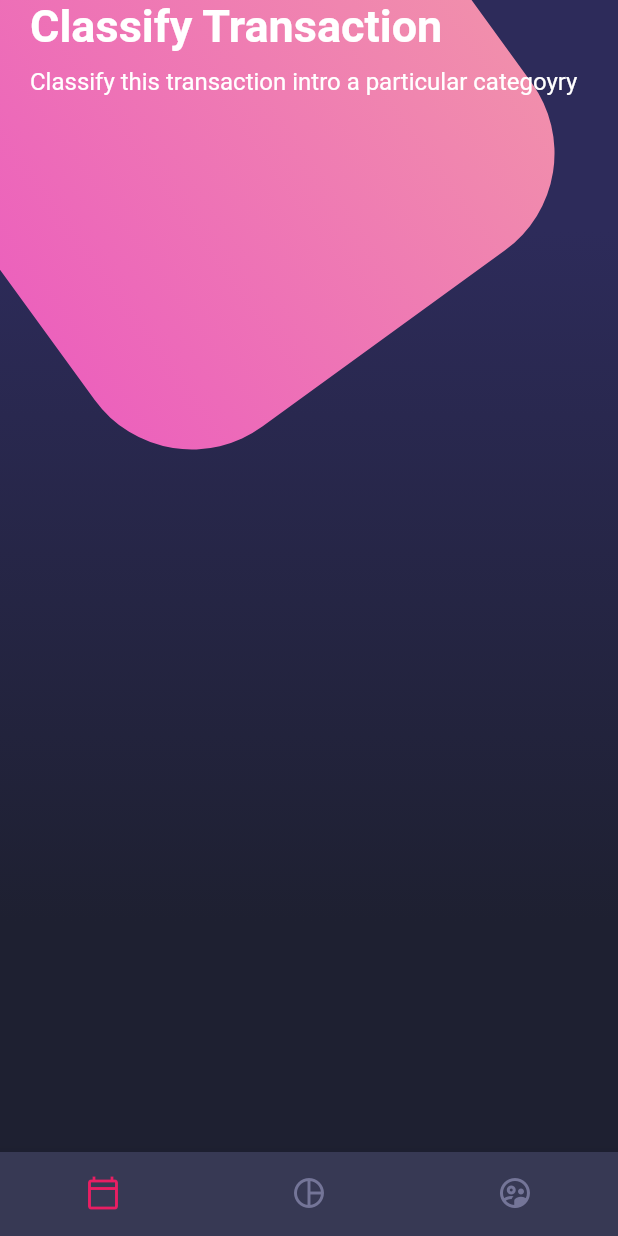
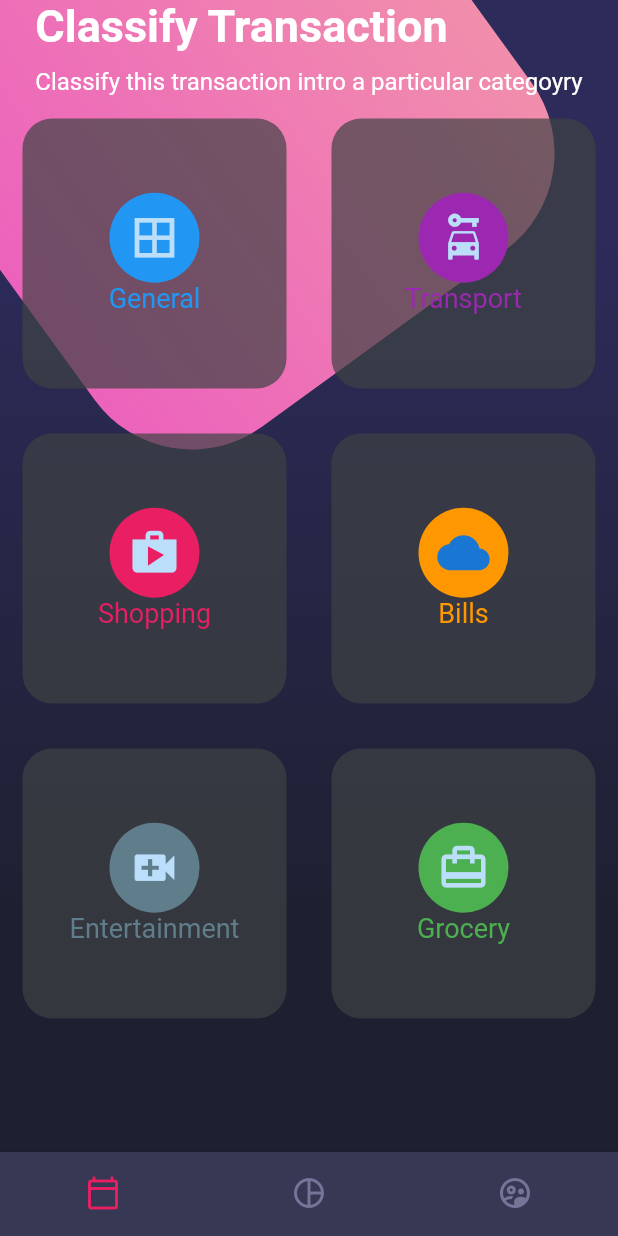
Before and after one commit to aydin-due/designs, a Flutter app: the screen it shows after launch, on a phone screen of 412 x 824 dp. Run offline on Flutter 3.47's test engine with Material 2 defaults, Android fonts, the phone set to English and light mode, and no system bars.

Commit message:
complex design - table & tablerow

```diff
--- a/lib/screens/home_screen.dart
+++ b/lib/screens/home_screen.dart
@@ -1,7 +1,8 @@
 import 'package:flutter/material.dart';
+import 'package:designs/widgets/background.dart';
+import 'package:designs/widgets/card_table.dart';
 import 'package:designs/widgets/custom_bottom_nav.dart';
 import 'package:designs/widgets/page_title.dart';
-import 'package:designs/widgets/background.dart';
 
 class HomeScreen extends StatelessWidget {
   const HomeScreen({Key? key}) : super(key: key);
@@ -26,7 +27,8 @@
     return SingleChildScrollView(
       child: Column(
         children: [
-          PageTitle()
+          PageTitle(),
+          CardTable()
         ],
       ),
     );
--- /dev/null
+++ b/lib/widgets/card_table.dart
@@ -0,0 +1,62 @@
+import 'package:flutter/material.dart';
+
+class CardTable extends StatelessWidget {
+  const CardTable({Key? key}) : super(key: key);
+
+  @override
+  Widget build(BuildContext context) {
+    return Table(
+      //table rows deben tener misma cantidad de hijos
+      children: const [
+       TableRow(children: [
+          _Card(color: Colors.blue, icon: Icons.border_all, text: 'General',),
+          _Card(color: Colors.purple, icon: Icons.car_rental, text: 'Transport',),
+        ]),
+        TableRow(children: [
+          _Card(color: Colors.pink, icon: Icons.shop, text: 'Shopping',),
+          _Card(color: Colors.orange, icon: Icons.cloud, text: 'Bills',),
+        ]),
+        TableRow(children: [
+          _Card(color: Colors.blueGrey, icon: Icons.video_call, text: 'Entertainment',),
+          _Card(color: Colors.green, icon: Icons.card_travel_outlined, text: 'Grocery',),
+        ]),
+      ],
+    );
+  }
+}
+
+class _Card extends StatelessWidget {
+  final IconData icon;
+  final Color color;
+  final String text;
+
+  const _Card({super.key, required this.icon, required this.color, required this.text});
+
+  @override
+  Widget build(BuildContext context) {
+    return Container(
+      margin: EdgeInsets.all(15),
+      height: 180,
+      decoration: BoxDecoration(
+          color: Color.fromRGBO(62, 66, 67, 0.7),
+          borderRadius: BorderRadius.circular(20)),
+      child: Column(
+        mainAxisAlignment: MainAxisAlignment.center,
+        children: [
+          CircleAvatar(
+            backgroundColor: color,
+            radius: 30,
+            child: Icon(
+              icon,
+              size: 35,
+            ),
+          ),
+          Text(
+            text,
+            style: TextStyle(color: color, fontSize: 18),
+          )
+        ],
+      ),
+    );
+  }
+}
```
